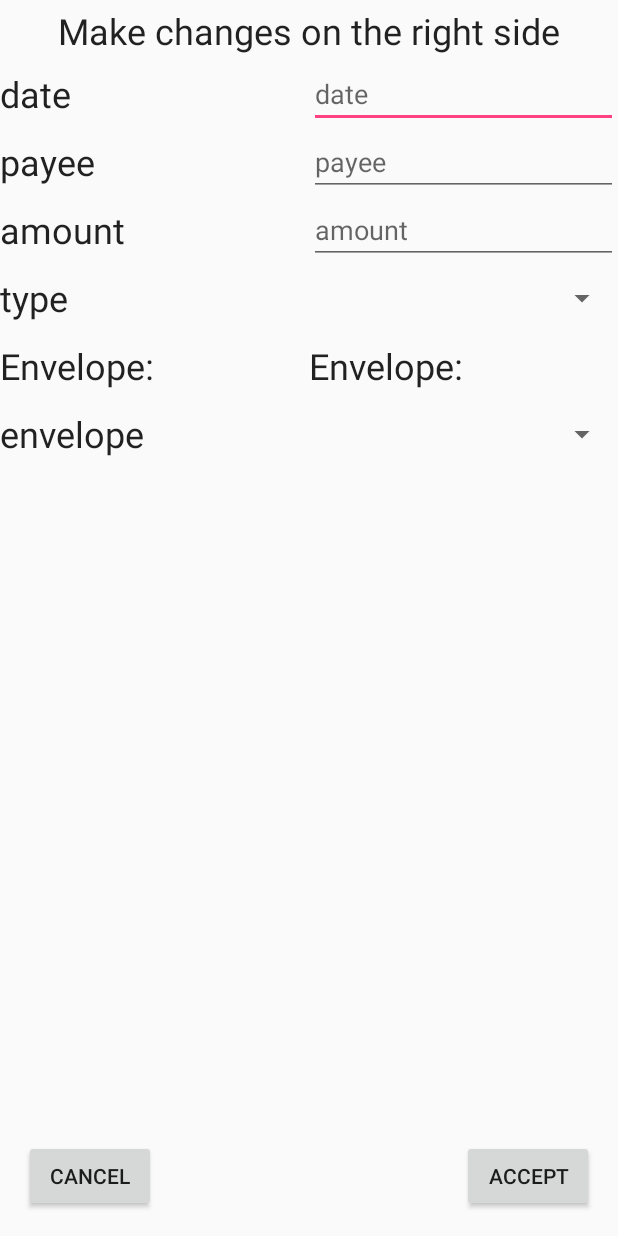
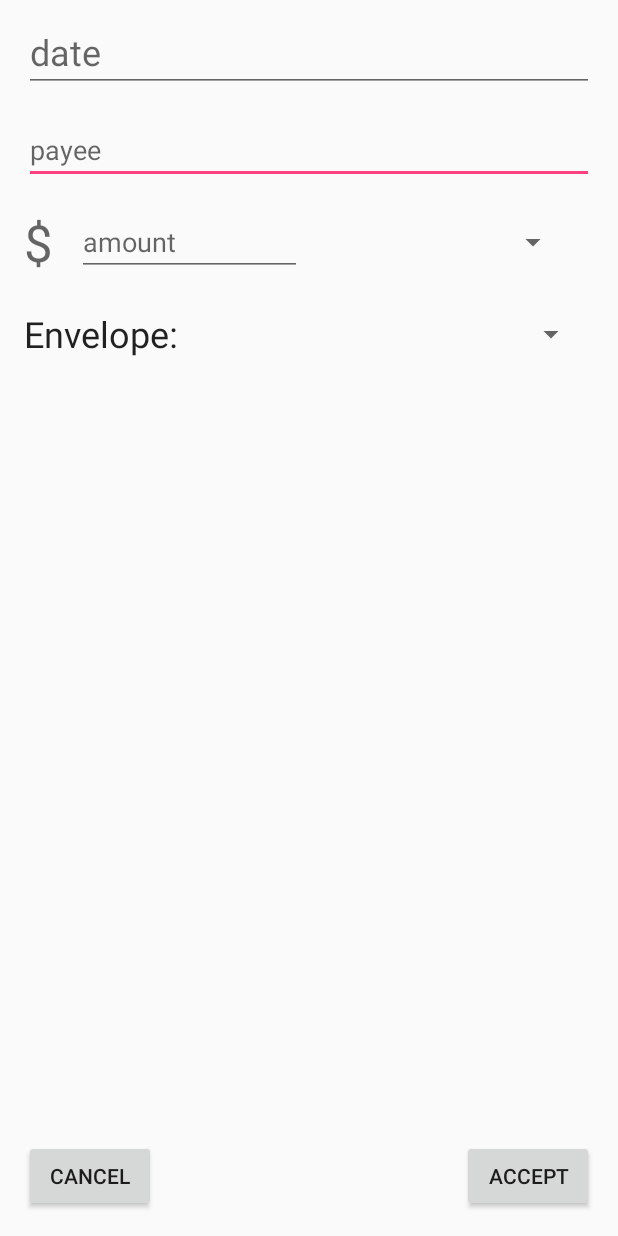
Before and after one commit to codingkitty81/BudgetEnvelopes, an Android app: the layout activity_edit_transaction.xml on its own in the app's theme, with its tools: preview values and no code run, on a phone screen of 412 x 824 dp. Run offline under Robolectric (Android 15) with nearby library versions, the phone set to English and light mode, and no system bars.

Commit message:
Edit Transaction complete for now
Edit Transaction Activity is almost 100% functional. All components of a transaction can be changed, except for the date. Leaving it as is for now, and will move onto getting CRUD finished for Envelopes.

```diff
--- a/app/src/main/java/com/example/kitty/budgetenvelopes/TransactionActivity.java
+++ b/app/src/main/java/com/example/kitty/budgetenvelopes/TransactionActivity.java
@@ -112,6 +112,7 @@ public class TransactionActivity extends BaseActivity {
             @Override
             public void onClick(View v) {
                 Intent intent = new Intent(TransactionActivity.this, AddTransactionActivity.class);
+                realm.close();
                 startActivity(intent);
             }
         });
--- a/app/src/main/java/com/example/kitty/budgetenvelopes/model/RucurringTransaction.java
+++ b/app/src/main/java/com/example/kitty/budgetenvelopes/model/RecurringTransaction.java
@@ -4,5 +4,5 @@ package com.example.kitty.budgetenvelopes.model;
  * Created by Kitty on 3/12/2018.
  */
 
-public class RucurringTransaction {
+public class RecurringTransaction {
 }
--- a/app/src/main/res/layout/activity_edit_transaction.xml
+++ b/app/src/main/res/layout/activity_edit_transaction.xml
@@ -7,118 +7,82 @@
     android:layout_height="match_parent"
     tools:context="com.example.kitty.budgetenvelopes.EditTransactionActivity">
 
-    <LinearLayout
-        android:id="@+id/linearLayout"
-        android:layout_width="match_parent"
-        android:layout_height="402dp"
-        android:layout_marginTop="40dp"
-        android:orientation="horizontal"
-        app:layout_constraintTop_toTopOf="parent">
-
-        <LinearLayout
-            android:layout_width="match_parent"
-            android:layout_height="match_parent"
-            android:layout_weight="0.5"
-            android:orientation="vertical">
-
-            <TextView
-                android:id="@+id/edit_transaction_date_view"
-                android:layout_width="match_parent"
-                android:layout_height="45dp"
-                android:gravity="center_vertical"
-                android:text="date"
-                android:textAppearance="@style/TextAppearance.AppCompat.Headline" />
-
-            <TextView
-                android:id="@+id/edit_transaction_payee_view"
-                android:layout_width="match_parent"
-                android:layout_height="45dp"
-                android:gravity="center_vertical"
-                android:text="payee"
-                android:textAppearance="@style/TextAppearance.AppCompat.Headline" />
-
-            <TextView
-                android:id="@+id/edit_transaction_amount_view"
-                android:layout_width="match_parent"
-                android:layout_height="45dp"
-                android:gravity="center_vertical"
-                android:text="amount"
-                android:textAppearance="@style/TextAppearance.AppCompat.Headline" />
-
-            <TextView
-                android:id="@+id/edit_transaction_type_view"
-                android:layout_width="match_parent"
-                android:layout_height="45dp"
-                android:gravity="center_vertical"
-                android:text="type"
-                android:textAppearance="@style/TextAppearance.AppCompat.Headline" />
-
-            <TextView
-                android:id="@+id/edit_transaction_envelope_view1"
-                android:layout_width="match_parent"
-                android:layout_height="45dp"
-                android:gravity="center_vertical"
-                android:text="Envelope:"
-                android:textAppearance="@style/TextAppearance.AppCompat.Headline" />
-
-            <TextView
-                android:id="@+id/edit_transaction_envelope_view"
-                android:layout_width="match_parent"
-                android:layout_height="45dp"
-                android:gravity="center_vertical"
-                android:text="envelope"
-                android:textAppearance="@style/TextAppearance.AppCompat.Headline" />
-        </LinearLayout>
-
-        <LinearLayout
-            android:layout_width="match_parent"
-            android:layout_height="match_parent"
-            android:layout_weight="0.5"
-            android:orientation="vertical">
-
     <EditText
         android:id="@+id/edit_transaction_date_edit"
         android:layout_width="match_parent"
         android:layout_height="45dp"
-                android:ems="10"
+        android:layout_marginEnd="16dp"
+        android:layout_marginStart="16dp"
+        android:layout_marginTop="16dp"
+        android:gravity="center_vertical"
+        android:clickable="true"
+        android:focusable="false"
         android:hint="date"
-                android:inputType="date" />
+        android:inputType="date"
+        android:textAppearance="@style/TextAppearance.AppCompat.Headline"
+        app:layout_constraintEnd_toEndOf="parent"
+        app:layout_constraintStart_toStartOf="parent"
+        app:layout_constraintTop_toTopOf="parent" />
 
     <EditText
         android:id="@+id/edit_transaction_payee_edit"
         android:layout_width="match_parent"
         android:layout_height="45dp"
+        android:layout_marginEnd="16dp"
+        android:layout_marginStart="16dp"
+        android:layout_marginTop="16dp"
         android:ems="10"
         android:hint="payee"
-                android:inputType="text" />
+        android:inputType="text"
+        app:layout_constraintEnd_toEndOf="parent"
+        app:layout_constraintStart_toStartOf="parent"
+        app:layout_constraintTop_toBottomOf="@+id/edit_transaction_date_edit" />
 
     <EditText
         android:id="@+id/edit_transaction_amount_edit"
-                android:layout_width="match_parent"
+        android:layout_width="150dp"
         android:layout_height="45dp"
+        android:layout_marginStart="16dp"
+        android:layout_marginTop="16dp"
         android:ems="10"
         android:hint="amount"
-                android:inputType="numberDecimal" />
+        android:inputType="numberDecimal"
+        app:layout_constraintStart_toEndOf="@+id/edit_transaction_dollar_view"
+        app:layout_constraintTop_toBottomOf="@+id/edit_transaction_payee_edit" />
 
     <Spinner
         android:id="@+id/edit_transaction_type_edit"
-                android:layout_width="match_parent"
-                android:layout_height="45dp" />
+        android:layout_width="145dp"
+        android:layout_height="45dp"
+        android:layout_marginEnd="16dp"
+        android:layout_marginStart="16dp"
+        android:layout_marginTop="16dp"
+        app:layout_constraintEnd_toEndOf="parent"
+        app:layout_constraintStart_toEndOf="@+id/edit_transaction_amount_edit"
+        app:layout_constraintTop_toBottomOf="@+id/edit_transaction_payee_edit" />
 
     <TextView
-                android:id="@+id/edit_transaction_envelope_view2"
-                android:layout_width="match_parent"
+        android:id="@+id/edit_transaction_envelope_view"
+        android:layout_width="105dp"
         android:layout_height="45dp"
+        android:layout_marginStart="16dp"
+        android:layout_marginTop="16dp"
         android:gravity="center_vertical"
         android:text="Envelope:"
-                android:textAppearance="@style/TextAppearance.AppCompat.Headline" />
+        android:textAppearance="@style/TextAppearance.AppCompat.Headline"
+        app:layout_constraintStart_toStartOf="parent"
+        app:layout_constraintTop_toBottomOf="@+id/edit_transaction_amount_edit" />
 
     <Spinner
         android:id="@+id/edit_transaction_envelope_edit"
-                android:layout_width="match_parent"
-                android:layout_height="45dp" />
-        </LinearLayout>
-    </LinearLayout>
+        android:layout_width="249dp"
+        android:layout_height="45dp"
+        android:layout_marginEnd="16dp"
+        android:layout_marginStart="16dp"
+        android:layout_marginTop="16dp"
+        app:layout_constraintEnd_toEndOf="parent"
+        app:layout_constraintStart_toEndOf="@+id/edit_transaction_envelope_view"
+        app:layout_constraintTop_toBottomOf="@+id/edit_transaction_amount_edit" />
 
     <Button
         android:id="@+id/edit_transaction_cancel"
@@ -141,17 +105,14 @@
         app:layout_constraintEnd_toEndOf="parent" />
 
     <TextView
-        android:id="@+id/edit_transaction_text"
+        android:id="@+id/edit_transaction_dollar_view"
         android:layout_width="wrap_content"
         android:layout_height="wrap_content"
-        android:layout_marginBottom="8dp"
-        android:layout_marginEnd="8dp"
-        android:layout_marginStart="8dp"
-        android:layout_marginTop="8dp"
-        android:text="Make changes on the right side"
-        android:textAppearance="@style/TextAppearance.AppCompat.Headline"
-        app:layout_constraintBottom_toTopOf="@+id/linearLayout"
-        app:layout_constraintEnd_toEndOf="parent"
+        android:layout_marginStart="16dp"
+        android:layout_marginTop="16dp"
+        android:text="$"
+        android:textAppearance="@style/TextAppearance.AppCompat.Display1"
         app:layout_constraintStart_toStartOf="parent"
-        app:layout_constraintTop_toTopOf="parent" />
+        app:layout_constraintTop_toBottomOf="@+id/edit_transaction_payee_edit" />
+
 </android.support.constraint.ConstraintLayout>
```
Also changed, not shown: app/src/main/java/com/example/kitty/budgetenvelopes/EditTransactionActivity.java (+117 -30 lines). Lines whose indentation alone changed are shown as unchanged.
